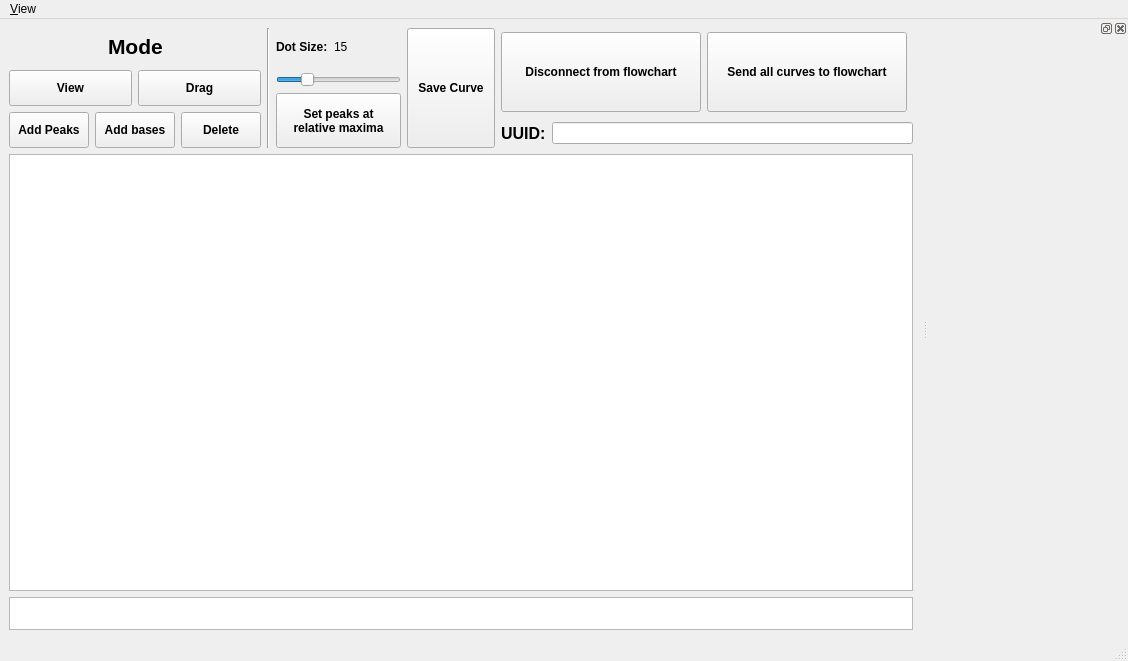
Old version of the form analyser/ui_files/PeakEditor_pytemplate.ui in the repository kushalkolar/MESmerize.
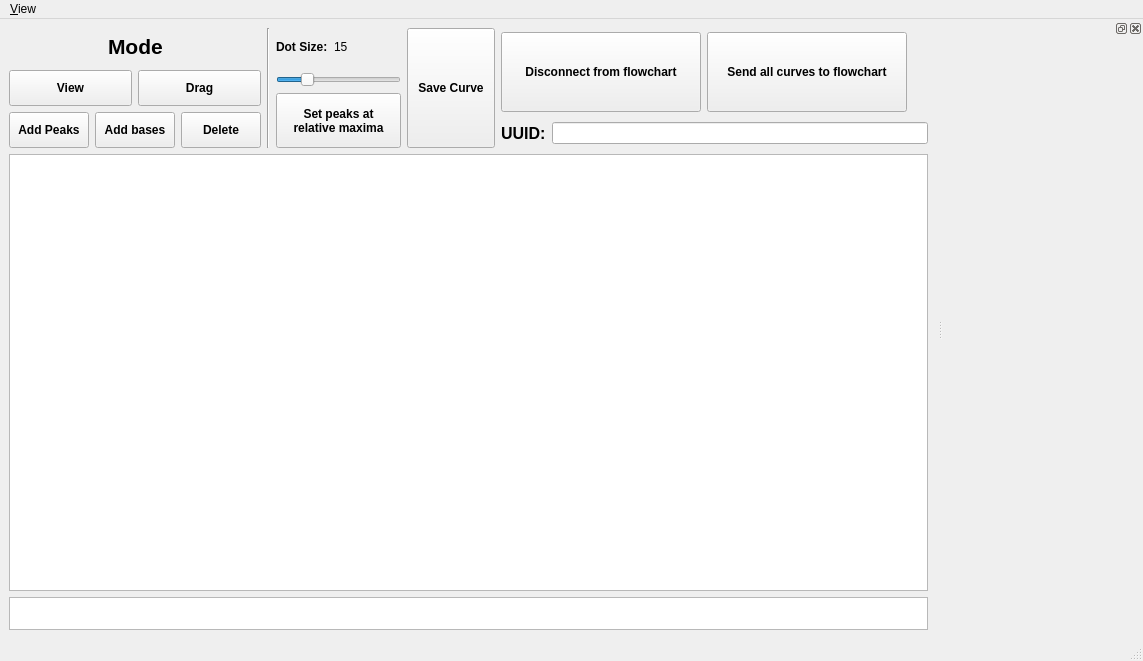
New version of the form. Custom widgets are drawn as their Qt base class.

Commit message: Peak editor now displays UUID of the curve. Welcome Window cleaned up. Update PeakEditor.py, PeakEditor_pytemplate.py, and 4 more files...

The edit to the form file:
```diff
--- a/analyser/ui_files/PeakEditor_pytemplate.ui
+++ b/analyser/ui_files/PeakEditor_pytemplate.ui
@@ -6,7 +6,7 @@
    <rect>
     <x>0</x>
     <y>0</y>
-    <width>1128</width>
+    <width>1143</width>
     <height>661</height>
    </rect>
   </property>
@@ -477,7 +477,7 @@
     <rect>
      <x>0</x>
      <y>0</y>
-     <width>1128</width>
+     <width>1143</width>
      <height>30</height>
     </rect>
    </property>
```
Left out of the diff: 4 changed lines with no effect on the pictures. The commit also changes 5 other files.
